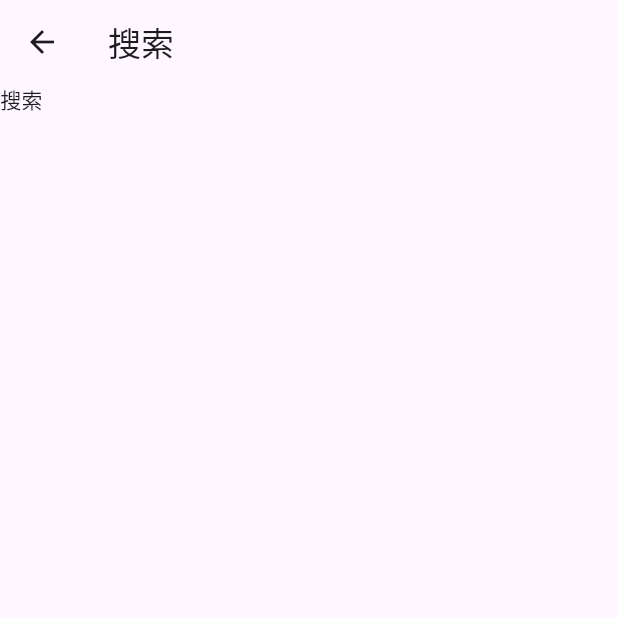
After one commit to 0x3147/trip_flutter, a Flutter app: the TabNavigator screen opened directly, swiped to page 2, on a phone screen of 412 x 824 dp, the top half of it. The commit adds this screen. Run offline on Flutter 3.47's test engine with Material 3 defaults, Android fonts, the phone set to English and light mode, and no system bars; missing offline and left inert: flutter_hi_cache.

Commit message:
配置navigator

```diff
--- a/lib/main.dart
+++ b/lib/main.dart
@@ -1,7 +1,7 @@
 import 'package:flutter/material.dart';
 import 'package:flutter_hi_cache/flutter_hi_cache.dart';
 import 'package:trip_flutter/dao/login_dao.dart';
-import 'package:trip_flutter/pages/home_page.dart';
+import 'package:trip_flutter/navigator/tab_navigator.dart';
 import 'package:trip_flutter/pages/login_page.dart';
 
 void main() {
@@ -27,7 +27,7 @@ class MyApp extends StatelessWidget {
               if (LoginDao.getBoardingPass() == null) {
                 return const LoginPage();
               } else {
-                return const HomePage();
+                return const TabNavigator();
               }
             } else {
               return const Scaffold(
--- /dev/null
+++ b/lib/navigator/tab_navigator.dart
@@ -0,0 +1,31 @@
+import 'package:flutter/material.dart';
+import 'package:trip_flutter/pages/home_page.dart';
+import 'package:trip_flutter/pages/my_page.dart';
+import 'package:trip_flutter/pages/search_page.dart';
+import 'package:trip_flutter/pages/travel_page.dart';
+
+class TabNavigator extends StatefulWidget {
+  const TabNavigator({super.key});
+
+  @override
+  State<TabNavigator> createState() => _TabNavigatorState();
+}
+
+class _TabNavigatorState extends State<TabNavigator> {
+  final PageController _controller = PageController();
+
+  @override
+  Widget build(BuildContext context) {
+    return Scaffold(
+        body: PageView(
+      controller: _controller,
+      physics: const NeverScrollableScrollPhysics(),
+      children: const [
+        HomePage(),
+        SearchPage(),
+        TravelPage(),
+        MyPage(),
+      ],
+    ));
+  }
+}
--- /dev/null
+++ b/lib/pages/search_page.dart
@@ -0,0 +1,21 @@
+import 'package:flutter/material.dart';
+
+class SearchPage extends StatefulWidget {
+  const SearchPage({super.key});
+
+  @override
+  State<SearchPage> createState() => _SearchPageState();
+}
+
+class _SearchPageState extends State<SearchPage> {
+  @override
+  Widget build(BuildContext context) {
+    return Scaffold(
+        appBar: AppBar(
+          title: const Text('搜索'),
+        ),
+        body: const Column(
+          children: [Text('搜索')],
+        ));
+  }
+}
```
Also changed, not shown: lib/pages/my_page.dart (added, +21 -0 lines), lib/pages/travel_page.dart (added, +21 -0 lines).
